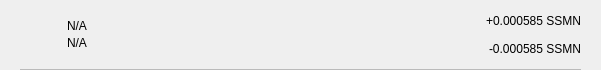
This is src/qt/spectresecurity/forms/txrow.ui in SpectreSecurityCoin/SpectreSecurityMN as Qt 5 draws it before an edit. The edited form follows.
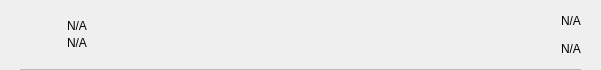
This is the edited form.

What changed in the file:
```diff
--- a/src/qt/spectresecurity/forms/txrow.ui
+++ b/src/qt/spectresecurity/forms/txrow.ui
@@ -159,7 +159,7 @@
                <string notr="true"/>
               </property>
               <property name="text">
-               <string>+0.000585 SSMN</string>
+               <string notr="true">N/A</string>
               </property>
              </widget>
             </item>
@@ -169,7 +169,7 @@
                <string notr="true"/>
               </property>
               <property name="text">
-               <string>-0.000585 SSMN</string>
+               <string notr="true">N/A</string>
               </property>
              </widget>
             </item>
```
Left out of the diff: 2 changed lines with no effect on the pictures.
